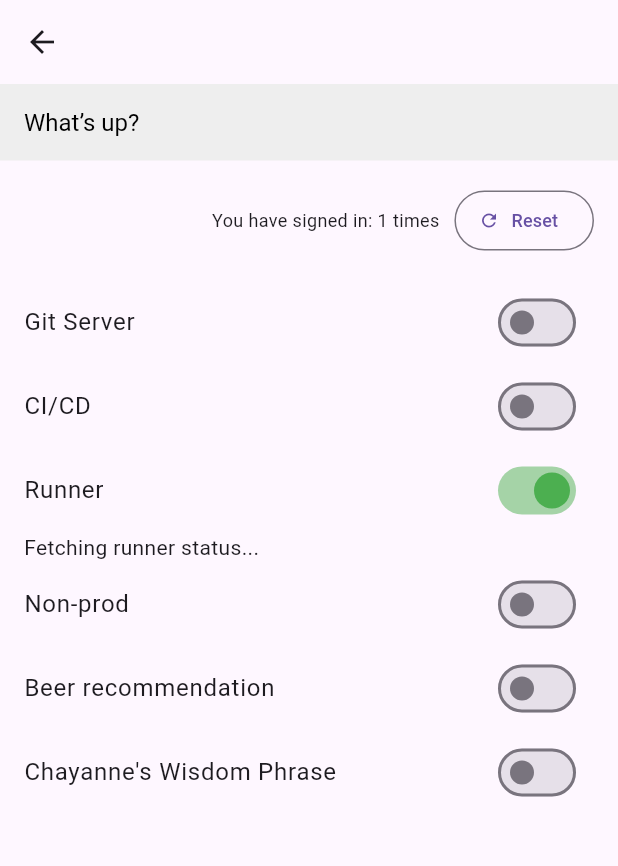
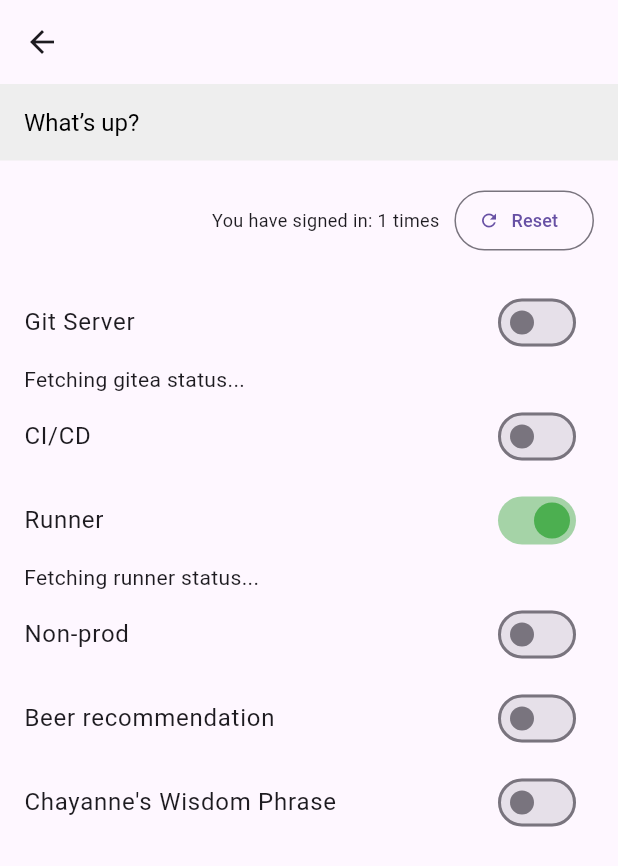
Before and after one commit to i-Alfonso/env-manager-app, a Flutter app: the Home screen opened directly, after a tap on "Runner", on a phone screen of 412 x 824 dp. Shown: the top 866 px of the screen. Run offline on Flutter 3.47's test engine with Material 3 defaults, Android fonts, the phone set to English and light mode, and no system bars; our stand-ins replace shared_preferences; accounts and stored records are empty; network calls fail.

Commit message:
updated logic to turn-on/off instances

```diff
--- a/lib/screens/home_page.dart
+++ b/lib/screens/home_page.dart
@@ -1,6 +1,6 @@
 import 'dart:async';
 
-import 'package:env_manager_app/services/runner_manager.dart';
+import 'package:env_manager_app/services/instance_manager.dart';
 import 'package:flutter/material.dart';
 import 'package:shared_preferences/shared_preferences.dart';
 import 'dart:math';
@@ -26,14 +26,17 @@ class _HomeState extends State<Home> {
 
   final BeerService _beerService = BeerService();
   final InstancesStatusService _statusService = InstancesStatusService();
-  final RunnerManagerService _runnerManagerService = RunnerManagerService();
+  final InstanceManagerService _instanceManagerService = InstanceManagerService();
 
   int _counter = 0;
   String? _loggedUser;
 
+  bool _giteaActive = false;
+  String _giteaStatusMessage = "Fetching gitea status...";
 
   bool _runnerActive = false;
   String _runnerStatusMessage = "Fetching runner status...";
+  List<dynamic> _instancesData = [];
 
   @override
   void initState() {
@@ -44,9 +47,15 @@ class _HomeState extends State<Home> {
 
   Future<void> _instanceStatus() async {
     final status = await _statusService.fetchStatus();
-    print(status);
+    final String runnerInitialStatus = status['instances'].firstWhere((instance) => instance["name"] == "runner-server-prod")['state'];
+    final String giteaInitialStatus = status['instances'].firstWhere((instance) => instance["name"] == "gitea-server-prod")['state'];
     setState(() {
-      _runnerStatusMessage = 'Name: runner-server-prod | Status: ${status['instances'].firstWhere((instance) => instance["name"] == "runner-server-prod")['state']}';
+      _instancesData = status['instances'];
+      _runnerStatusMessage = 'Name: runner-server-prod | Status: $runnerInitialStatus';
+      _runnerActive = runnerInitialStatus == 'running' ? true : false;
+
+      _giteaActive = giteaInitialStatus == 'running' ? true : false;
+      _giteaStatusMessage = 'Name: gitea-server-prod | Status: $giteaInitialStatus';
     });
   }
 
@@ -146,7 +155,39 @@ class _HomeState extends State<Home> {
               ],
             ),
           ),
-          const FormSwitch(label: 'Git Server'),
+          SwitchListTile(
+            value: _giteaActive,
+            title: const Text('Git Server'),
+            onChanged: (bool enabled) async {
+              setState(() {
+                _giteaActive = enabled;
+              });
+              if(await _instanceManagerService.actionsHandler(
+                  'https://sm.andor.cloud/api/service_manager',
+                  'gitea',
+                  12,
+                  5,
+                  enabled
+                      ? ['create-voldata', 'create-volroot', 'atach-volroot', 'atach-voldata', 'turn-on']
+                      : ['turn-off', 'snapshot-data', 'snapshot-root', 'detach-data', 'detach-root'],
+                      (msg) {
+                    setState(() {
+                      _giteaStatusMessage = msg; // Updates the UI when the status changes
+                    });
+                  },
+                  _instancesData
+              )) {
+                setState((){
+                  _giteaStatusMessage = 'Name: gitea-server-prod | Status:  ${_giteaActive ? "running" : "stoped"}';
+                });
+              }
+            },
+            activeColor: Colors.green,
+          ),
+          Container(
+              padding: const EdgeInsets.only(left:16.0, right: 16),
+              child: Text(_giteaStatusMessage, style: const TextStyle(fontSize: 14))
+          ),
           const FormSwitch(label: 'CI/CD'),
           SwitchListTile(
             value: _runnerActive,
@@ -155,11 +196,25 @@ class _HomeState extends State<Home> {
               setState(() {
                 _runnerActive = enabled;
               });
-              if(await _runnerManagerService.setRunnerState(enabled ? "turn-on" : "turn-off")) {
-                 _instanceStatus();
-              } else {
-                _runnerStatusMessage = "Error trying to ${enabled ? "turn-on" : "turn-off"} the runner";
-                _runnerActive = !enabled;
+              if(await _instanceManagerService.actionsHandler(
+                'https://sm.andor.cloud/api/service_manager',
+                'runner',
+                12,
+                5,
+                enabled
+                  ? ['create-voldata', 'create-volroot', 'atach-volroot', 'atach-voldata', 'turn-on']
+                  : ['turn-off', 'snapshot-data', 'snapshot-root', 'detach-data', 'detach-root'],
+                      (msg) {
+                    setState(() {
+                      _runnerStatusMessage = msg; // Updates the UI when the status changes
+                    });
+                  },
+                _instancesData
+              )) {
+                setState((){
+                  _runnerStatusMessage = 'Name: runner-server-prod | Status:  ${_runnerActive ? "running" : "stoped"}';
+
+                });
               }
             },
             activeColor: Colors.green,
--- /dev/null
+++ b/lib/services/instance_manager.dart
@@ -0,0 +1,102 @@
+import 'package:http/http.dart' as http;
+import 'package:shared_preferences/shared_preferences.dart';
+import 'dart:convert';
+
+class InstanceManagerService {
+
+  Future<bool> actionsHandler(
+      String url, String instanceName, int time, int attempts, List<String> actions, Function(String) updateStatusMessage, List<dynamic> instances)
+  async {
+    final Map<String, dynamic> instance = instances.firstWhere(
+            (instance) => instance["name"].contains(instanceName));
+
+    List<dynamic> instanceVolumes = instance['volumes'];
+
+    if (instance['state'] == 'stopped') {
+      if (instanceVolumes.length == 2) {
+        // The instance is down but the volumes are attached, only "turn-on" is required.
+        actions = ['turn-on'];
+      } else {
+        // Check if any volume contains 'root'
+        final matchRoot = instanceVolumes.firstWhere(
+              (volume) => volume["volume_name"].contains('root'),
+          orElse: () => null,
+        );
+
+        // Remove actions based on whether a "root" volume exists
+        if (matchRoot != null) {
+          actions.removeWhere((item) => item.contains('root'));
+        }
+      }
+    }
+
+    for (int i = 0; i < actions.length; i++) {
+      final action = actions[i];
+      bool success = false; // Flag to track if the action succeeded
+
+      for (int attempt = 1; attempt <= attempts; attempt++) {
+        try {
+          // Execute the POST request
+          updateStatusMessage('Attempt to execute $action action');
+          print('Attempt to execute $action action');
+          final result = await actionResolver(url, instanceName, action);
+
+          if (result) {
+            success = true; // Mark success if the POST succeeds
+            break; // Exit retry loop if successful
+          }
+        } catch (e) {
+          updateStatusMessage('Error during attempt $attempt for action $action: $e');
+          print('Error during attempt $attempt for action $action: $e');
+        }
+
+        // Wait for the specified time before retrying, except after the last attempt
+        if (attempt < attempts) {
+          await Future.delayed(Duration(seconds: time));
+        }
+      }
+
+      // Handle the case where all attempts fail
+      if (!success) {
+        updateStatusMessage('Failed to execute action $action, stopping execution.');
+        print('Failed to execute action $action, stopping execution.');
+        return false; // Stop execution if any action fails
+      }
+    }
+    // If all actions succeed, return true
+    return true;
+  }
+
+  Future<bool> actionResolver(String url, String instance, String action) async {
+    final uri = Uri.parse(url);
+    final prefs = await SharedPreferences.getInstance();
+    final token = prefs.getString("token");
+    final basicAuth = 'Bearer $token';
+
+    final response = await http.post(
+      uri,
+      headers: <String, String>{
+        'Content-Type': 'application/json',
+        'Authorization': basicAuth,
+      },
+      body: jsonEncode({
+        "action": action,
+        "instance": instance,
+      }),
+    );
+
+    print(jsonEncode({
+      "action": action,
+      "instance": instance,
+    }));
+
+
+    if(response.statusCode != 200) {
+      print(response.body);
+      print(response.headers);
+      print(response.request);
+    }
+
+    return response.statusCode == 200;
+  }
+}
--- a/lib/services/runner_manager.dart
+++ /dev/null
@@ -1,32 +0,0 @@
-import 'package:http/http.dart' as http;
-import 'package:shared_preferences/shared_preferences.dart';
-import 'dart:convert';
-
-class RunnerManagerService {
-  Future<bool> setRunnerState(action) async {
-    final url = Uri.parse('https://sm.andor.cloud/api/service_manager');
-    final prefs = await SharedPreferences.getInstance();
-    final token = prefs.getString("token");
-    final basicAuth = 'Bearer $token';
-    final response = await http.post(
-        url,
-        headers: <String, String>{
-          'Content-Type': 'application/json',
-          'Authorization': basicAuth,
-        },
-        body: jsonEncode({
-          "action": action,
-          "instance": "runner"
-        })
-    );
-    if (response.statusCode == 200) {
-      // If the server did return a 200 OK response,
-      Map<String, dynamic> data = jsonDecode(response.body);
-      return true;
-    } else {
-      // If the server did not return a 200 OK response,
-      // then throw an exception.
-      throw Exception('Failed to $action runner instance');
-    }
-  }
-}
```
